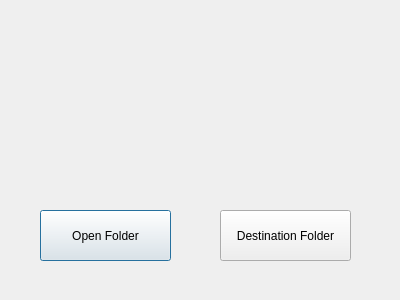
JSlaig/ARCO2020-p3, file uialgo2.ui: the form before one commit.
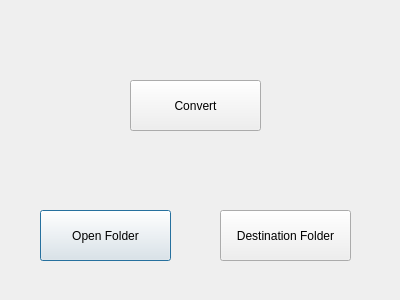
The form after the commit.

The edit to the form file:
```diff
--- a/uialgo2.ui
+++ b/uialgo2.ui
@@ -39,6 +39,19 @@
     <string>Destination Folder</string>
    </property>
   </widget>
+  <widget class="QPushButton" name="butt_Convert">
+   <property name="geometry">
+    <rect>
+     <x>130</x>
+     <y>80</y>
+     <width>131</width>
+     <height>51</height>
+    </rect>
+   </property>
+   <property name="text">
+    <string>Convert</string>
+   </property>
+  </widget>
  </widget>
  <resources/>
  <connections/>
```
